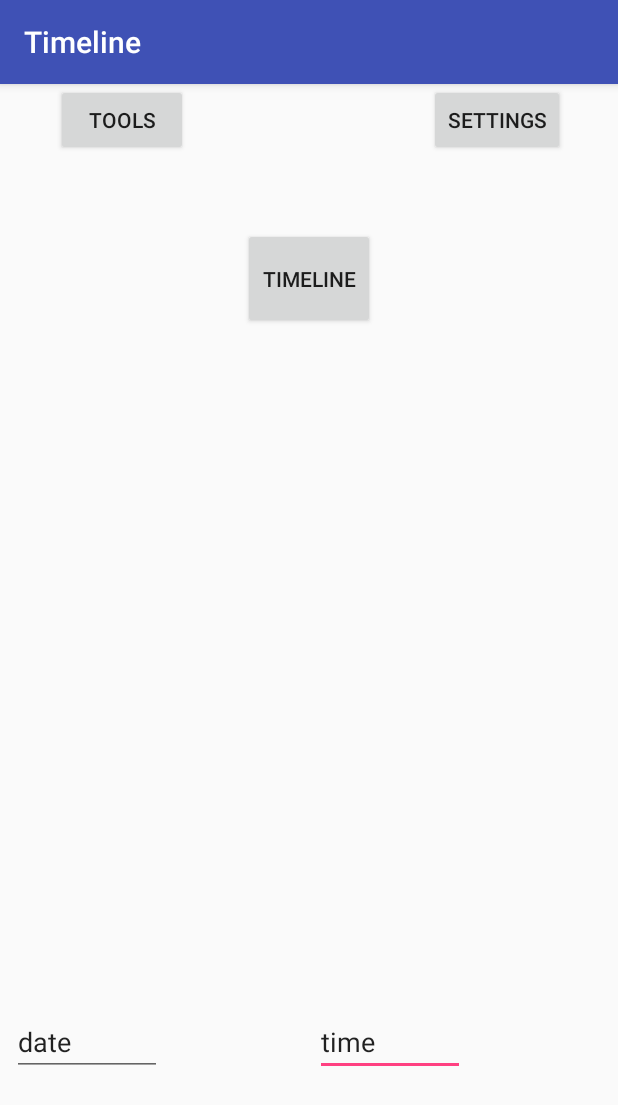
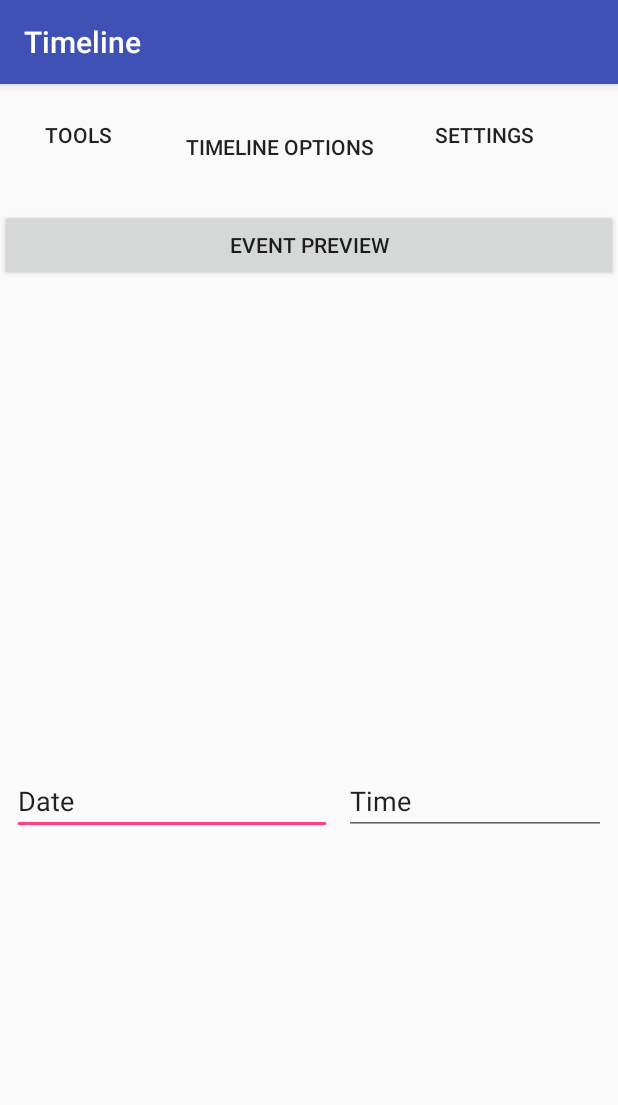
Before and after one commit to cewrobel/Colt_Timeline, an Android app: the screen it shows after launch (MainActivity), on a phone screen of 412 x 824 dp. Shown: the top 1105 px of the screen. Run offline under Robolectric (Android 15) with nearby library versions, the phone set to English and light mode, and no system bars.

Commit message:
Wiring up buttons and learning about ScrollView

```diff
--- a/app/src/main/java/com/ancientarchive/timeline/MainActivity.java
+++ b/app/src/main/java/com/ancientarchive/timeline/MainActivity.java
@@ -4,6 +4,7 @@ import android.support.v7.app.AppCompatActivity;
 import android.os.Bundle;
 import android.view.View;
 import android.widget.Button;
+import android.widget.HorizontalScrollView;
 import android.widget.Toast;
 
 public class MainActivity extends AppCompatActivity {
@@ -11,6 +12,9 @@ public class MainActivity extends AppCompatActivity {
     private Button mTimelineButton;
     private Button mSettingsButton;
     private Button mToolsButton;
+    private Button mEventPreviewButton;
+
+    private HorizontalScrollView mTimelineView;
 
     @Override
     protected void onCreate(Bundle savedInstanceState) {
@@ -38,5 +42,21 @@ public class MainActivity extends AppCompatActivity {
                 Toast.makeText(MainActivity.this, "Test toast for Tools Button", Toast.LENGTH_SHORT).show();
             }
         });
+        mEventPreviewButton = (Button) findViewById(R.id.eventPreviewButton);
+        mEventPreviewButton.setOnClickListener(new View.OnClickListener() {
+            @Override
+            public void onClick(View v) {
+                Toast.makeText(MainActivity.this, "Test toast for Timeline Button", Toast.LENGTH_SHORT).show();
+                mEventPreviewButton.setText("Ideally, clicking an Event in the main view will place its name here.");
+            }
+        });
+
+        mTimelineView = (HorizontalScrollView) findViewById(R.id.horizontalScrollView);
+        mTimelineView.setOnClickListener(new View.OnClickListener() {
+            @Override
+            public void onClick(View v) {
+                Toast.makeText(MainActivity.this, "Test toast for Timeline View Box. No content to scroll yet!", Toast.LENGTH_SHORT).show();
+            }
+        });
     }
 }
--- a/app/src/main/res/layout/activity_main.xml
+++ b/app/src/main/res/layout/activity_main.xml
@@ -1,19 +1,82 @@
 <?xml version="1.0" encoding="utf-8"?>
-<android.support.constraint.ConstraintLayout xmlns:android="http://schemas.android.com/apk/res/android"
+
+<LinearLayout
+    xmlns:android="http://schemas.android.com/apk/res/android"
     xmlns:app="http://schemas.android.com/apk/res-auto"
     xmlns:tools="http://schemas.android.com/tools"
     android:layout_width="match_parent"
     android:layout_height="match_parent"
+    android:orientation="vertical"
     tools:context="com.ancientarchive.timeline.MainActivity">
 
-    <HorizontalScrollView
-        android:id="@+id/horizontalScrollView"
-        android:layout_width="367dp"
-        android:layout_height="250dp"
+    <LinearLayout
+        android:layout_width="match_parent"
+        android:layout_height="wrap_content"
+        android:orientation="horizontal">
+
+        <Button
+            android:id="@+id/toolsButton"
+            style="@style/Widget.AppCompat.Button.Borderless"
+            android:layout_width="wrap_content"
+            android:layout_height="wrap_content"
+            android:layout_marginEnd="8dp"
+            android:layout_marginStart="8dp"
+            android:text="@string/toolsButton"
+            app:layout_constraintEnd_toStartOf="@+id/timelineButton"
+            app:layout_constraintStart_toStartOf="parent"
+            tools:layout_editor_absoluteY="16dp" />
+
+        <Button
+            android:id="@+id/timelineButton"
+            style="@style/Widget.AppCompat.Button.Borderless"
+            android:layout_width="wrap_content"
+            android:layout_height="67dp"
             android:layout_marginBottom="8dp"
             android:layout_marginEnd="8dp"
             android:layout_marginStart="8dp"
             android:layout_marginTop="8dp"
+            android:text="@string/timelineButton"
+            app:layout_constraintBottom_toTopOf="@+id/horizontalScrollView"
+            app:layout_constraintEnd_toEndOf="parent"
+            app:layout_constraintStart_toStartOf="parent"
+            app:layout_constraintTop_toTopOf="parent" />
+
+        <Button
+            android:id="@+id/settingsButton"
+            style="@style/Widget.AppCompat.Button.Borderless"
+            android:layout_width="wrap_content"
+            android:layout_height="wrap_content"
+            android:layout_marginEnd="8dp"
+            android:layout_marginStart="8dp"
+            android:text="@string/settingsButton"
+            app:layout_constraintEnd_toEndOf="parent"
+            app:layout_constraintStart_toEndOf="@+id/timelineButton"
+            tools:layout_editor_absoluteY="16dp" />
+
+    </LinearLayout>
+
+    <LinearLayout
+        android:layout_width="match_parent"
+        android:layout_height="wrap_content"
+        android:orientation="horizontal">
+
+        <Button
+            android:id="@+id/eventPreviewButton"
+            android:layout_width="match_parent"
+            android:layout_height="match_parent"
+            android:text="@string/eventPreview" />
+
+    </LinearLayout>
+
+    <HorizontalScrollView
+        android:id="@+id/horizontalScrollView"
+        android:layout_width="match_parent"
+        android:layout_height="300dp"
+        android:layout_marginBottom="8dp"
+        android:layout_marginEnd="8dp"
+        android:layout_marginStart="8dp"
+        android:layout_marginTop="8dp"
+        android:fillViewport="false"
         android:visibility="visible"
         app:layout_constraintBottom_toBottomOf="parent"
         app:layout_constraintEnd_toEndOf="parent"
@@ -22,69 +85,42 @@
 
     </HorizontalScrollView>
 
-    <Button
-        android:id="@+id/timelineButton"
+    <LinearLayout
+        android:layout_width="match_parent"
+        android:layout_height="wrap_content"
+        android:orientation="horizontal">
+
+        <EditText
+            android:id="@+id/dateBox"
             android:layout_width="wrap_content"
-        android:layout_height="67dp"
+            android:layout_height="wrap_content"
             android:layout_marginBottom="8dp"
-        android:layout_marginEnd="8dp"
+            android:layout_marginLeft="8dp"
             android:layout_marginStart="8dp"
             android:layout_marginTop="8dp"
-        android:text="Timeline"
-        app:layout_constraintBottom_toTopOf="@+id/horizontalScrollView"
-        app:layout_constraintEnd_toEndOf="parent"
+            android:ems="10"
+            android:inputType="date"
+            android:text="@string/dateBox"
+            app:layout_constraintBottom_toBottomOf="parent"
             app:layout_constraintStart_toStartOf="parent"
-        app:layout_constraintTop_toTopOf="parent" />
-
-    <Button
-        android:id="@+id/toolsButton"
-        android:layout_width="wrap_content"
-        android:layout_height="wrap_content"
-        android:layout_marginEnd="8dp"
-        android:layout_marginStart="8dp"
-        android:text="Tools"
-        app:layout_constraintEnd_toStartOf="@+id/timelineButton"
-        app:layout_constraintStart_toStartOf="parent"
-        tools:layout_editor_absoluteY="16dp" />
-
-    <Button
-        android:id="@+id/settingsButton"
-        android:layout_width="wrap_content"
-        android:layout_height="wrap_content"
-        android:layout_marginEnd="8dp"
-        android:layout_marginStart="8dp"
-        android:text="Settings"
-        app:layout_constraintEnd_toEndOf="parent"
-        app:layout_constraintStart_toEndOf="@+id/timelineButton"
-        tools:layout_editor_absoluteY="16dp" />
+            app:layout_constraintTop_toBottomOf="@+id/horizontalScrollView" />
 
         <EditText
             android:id="@+id/timeBox"
-        android:layout_width="100dp"
+            android:layout_width="wrap_content"
             android:layout_height="wrap_content"
             android:layout_marginBottom="8dp"
             android:layout_marginEnd="8dp"
+            android:layout_marginLeft="8dp"
             android:layout_marginStart="8dp"
             android:layout_marginTop="8dp"
             android:ems="10"
             android:inputType="time"
-        android:text="time"
+            android:text="@string/timeBox"
             app:layout_constraintBottom_toBottomOf="parent"
             app:layout_constraintEnd_toEndOf="parent"
             app:layout_constraintStart_toEndOf="@+id/dateBox"
             app:layout_constraintTop_toBottomOf="@+id/horizontalScrollView" />
+    </LinearLayout>
 
-    <EditText
-        android:id="@+id/dateBox"
-        android:layout_width="100dp"
-        android:layout_height="wrap_content"
-        android:layout_marginBottom="8dp"
-        android:layout_marginStart="8dp"
-        android:layout_marginTop="8dp"
-        android:ems="10"
-        android:inputType="date"
-        android:text="date"
-        app:layout_constraintBottom_toBottomOf="parent"
-        app:layout_constraintStart_toStartOf="parent"
-        app:layout_constraintTop_toBottomOf="@+id/horizontalScrollView" />
-</android.support.constraint.ConstraintLayout>
+</LinearLayout>
--- a/app/src/main/res/values/strings.xml
+++ b/app/src/main/res/values/strings.xml
@@ -1,3 +1,9 @@
 <resources>
     <string name="app_name">Timeline</string>
+    <string name="timelineButton">Timeline Options</string>
+    <string name="toolsButton">Tools</string>
+    <string name="settingsButton">Settings</string>
+    <string name="dateBox">Date</string>
+    <string name="timeBox">Time</string>
+    <string name="eventPreview">Event Preview</string>
 </resources>
```
Lines whose indentation alone changed are shown as unchanged.
